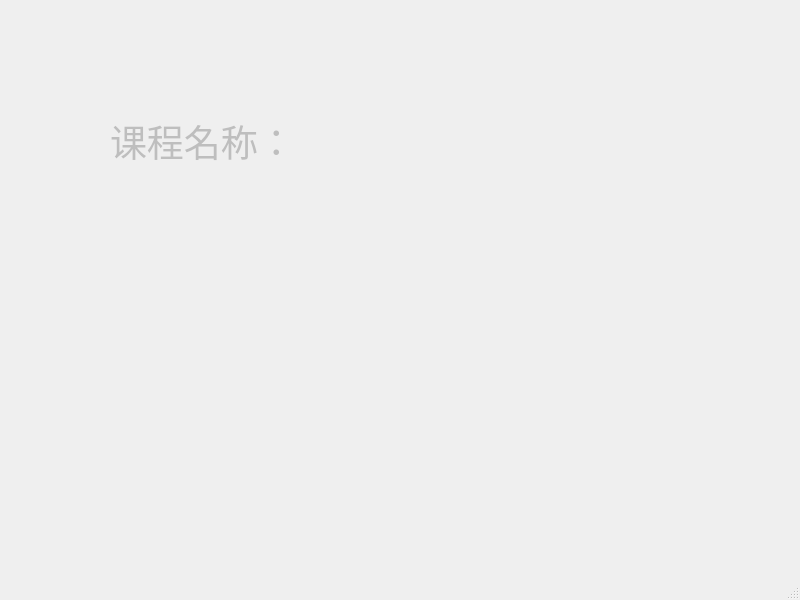
Above: mainwindow.ui from zhangyiant/SchoolTimetable before the change. Below: the same form after it.
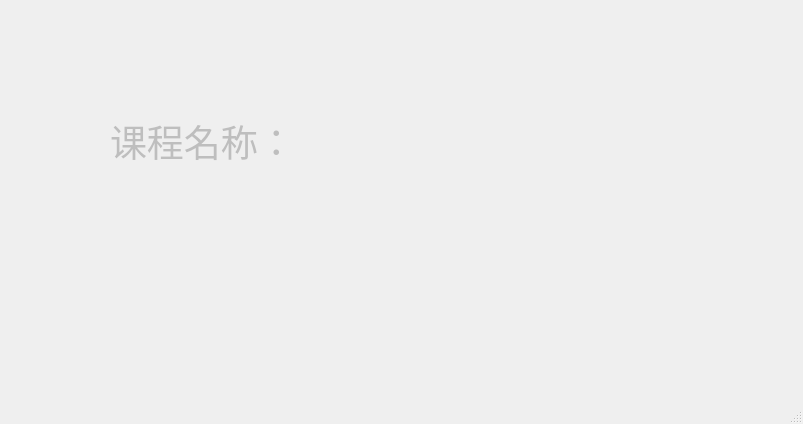
That is the form after the change.

Commit message: disable fullscreen.

What changed in the file:
```diff
--- a/mainwindow.ui
+++ b/mainwindow.ui
@@ -9,8 +9,8 @@
    <rect>
     <x>0</x>
     <y>0</y>
-    <width>800</width>
-    <height>600</height>
+    <width>803</width>
+    <height>424</height>
    </rect>
   </property>
   <property name="windowTitle">
```
Left out of the diff: 22 changed lines with no effect on the pictures. The commit also changes 2 other files.
